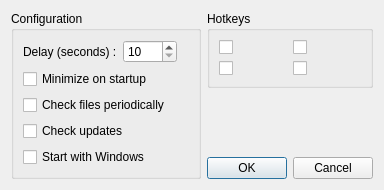
First picture: the form in src/configdialog.ui, repository mistic100/UMWP-Autochanger, before the edit.
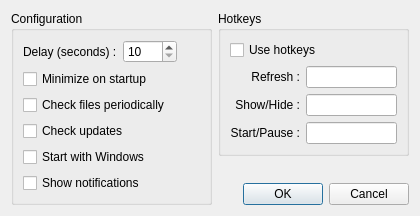
Second picture: the form after the edit. Icons and pictures are not drawn. Custom widgets are drawn as their Qt base class.

The edit to the form file:
```diff
--- a/src/configdialog.ui
+++ b/src/configdialog.ui
@@ -6,89 +6,14 @@
    <rect>
     <x>0</x>
     <y>0</y>
-    <width>384</width>
-    <height>165</height>
+    <width>420</width>
+    <height>188</height>
    </rect>
   </property>
   <property name="windowTitle">
    <string>Options</string>
   </property>
   <layout class="QGridLayout" name="gridLayout_1">
-   <item row="0" column="1">
-    <widget class="QGroupBox" name="groupBox_2">
-     <property name="title">
-      <string>Hotkeys</string>
-     </property>
-     <layout class="QGridLayout" name="gridLayout">
-      <item row="0" column="0">
-       <widget class="QCheckBox" name="hotkeyCtrl">
-        <property name="icon">
-         <iconset resource="UMWP_Autochanger.qrc">
-          <normaloff>:/key/ctrl</normaloff>:/key/ctrl</iconset>
-        </property>
-        <property name="iconSize">
-         <size>
-          <width>32</width>
-          <height>32</height>
-         </size>
-        </property>
-       </widget>
-      </item>
-      <item row="0" column="1">
-       <widget class="QCheckBox" name="hotkeyAlt">
-        <property name="icon">
-         <iconset resource="UMWP_Autochanger.qrc">
-          <normaloff>:/key/alt</normaloff>:/key/alt</iconset>
-        </property>
-        <property name="iconSize">
-         <size>
-          <width>32</width>
-          <height>32</height>
-         </size>
-        </property>
-       </widget>
-      </item>
-      <item row="1" column="0">
-       <widget class="QCheckBox" name="hotkeyShift">
-        <property name="icon">
-         <iconset resource="UMWP_Autochanger.qrc">
-          <normaloff>:/key/shift</normaloff>:/key/shift</iconset>
-        </property>
-        <property name="iconSize">
-         <size>
-          <width>32</width>
-          <height>32</height>
-         </size>
-        </property>
-       </widget>
-      </item>
-      <item row="1" column="1">
-       <widget class="QCheckBox" name="hotkeyWin">
-        <property name="icon">
-         <iconset resource="UMWP_Autochanger.qrc">
-          <normaloff>:/key/win</normaloff>:/key/win</iconset>
-        </property>
-        <property name="iconSize">
-         <size>
-          <width>32</width>
-          <height>32</height>
-         </size>
-        </property>
-       </widget>
-      </item>
-     </layout>
-    </widget>
-   </item>
-   <item row="2" column="1">
-    <widget class="QDialogButtonBox" name="buttonBox">
-     <property name="orientation">
-      <enum>Qt::Horizontal</enum>
-     </property>
-     <property name="standardButtons">
-      <set>QDialogButtonBox::Cancel|QDialogButtonBox::Ok</set>
-     </property>
-    </widget>
-   </item>
    <item row="0" column="0" rowspan="3">
     <widget class="QGroupBox" name="groupBox_1">
      <property name="title">
@@ -160,14 +85,91 @@
         </property>
        </widget>
       </item>
+      <item>
+       <widget class="QCheckBox" name="optionShowNotifications">
+        <property name="text">
+         <string>Show notifications</string>
+        </property>
+       </widget>
+      </item>
+     </layout>
+    </widget>
+   </item>
+   <item row="2" column="1">
+    <widget class="QDialogButtonBox" name="buttonBox">
+     <property name="orientation">
+      <enum>Qt::Horizontal</enum>
+     </property>
+     <property name="standardButtons">
+      <set>QDialogButtonBox::Cancel|QDialogButtonBox::Ok</set>
+     </property>
+    </widget>
+   </item>
+   <item row="0" column="1">
+    <widget class="QGroupBox" name="groupBox_2">
+     <property name="title">
+      <string>Hotkeys</string>
+     </property>
+     <layout class="QGridLayout" name="gridLayout">
+      <item row="2" column="0">
+       <widget class="QLabel" name="label_3">
+        <property name="text">
+         <string>Show/Hide :</string>
+        </property>
+        <property name="alignment">
+         <set>Qt::AlignRight|Qt::AlignTrailing|Qt::AlignVCenter</set>
+        </property>
+       </widget>
+      </item>
+      <item row="1" column="1">
+       <widget class="QLineEditHotkey" name="hotkeyRefresh"/>
+      </item>
+      <item row="1" column="0">
+       <widget class="QLabel" name="label_2">
+        <property name="text">
+         <string>Refresh :</string>
+        </property>
+        <property name="alignment">
+         <set>Qt::AlignRight|Qt::AlignTrailing|Qt::AlignVCenter</set>
+        </property>
+       </widget>
+      </item>
+      <item row="3" column="0">
+       <widget class="QLabel" name="label_4">
+        <property name="text">
+         <string>Start/Pause :</string>
+        </property>
+        <property name="alignment">
+         <set>Qt::AlignRight|Qt::AlignTrailing|Qt::AlignVCenter</set>
+        </property>
+       </widget>
+      </item>
+      <item row="2" column="1">
+       <widget class="QLineEditHotkey" name="hotkeyShowHide"/>
+      </item>
+      <item row="3" column="1">
+       <widget class="QLineEditHotkey" name="hotkeyStartPause"/>
+      </item>
+      <item row="0" column="0" colspan="2">
+       <widget class="QCheckBox" name="optionUseHotkeys">
+        <property name="text">
+         <string>Use hotkeys</string>
+        </property>
+       </widget>
+      </item>
      </layout>
     </widget>
    </item>
   </layout>
  </widget>
- <resources>
-  <include location="UMWP_Autochanger.qrc"/>
- </resources>
+ <customwidgets>
+  <customwidget>
+   <class>QLineEditHotkey</class>
+   <extends>QLineEdit</extends>
+   <header>qlineedithotkey.h</header>
+  </customwidget>
+ </customwidgets>
+ <resources/>
  <connections>
   <connection>
    <sender>buttonBox</sender>
```
Left out of the diff: 64 changed lines with no effect on the pictures.
